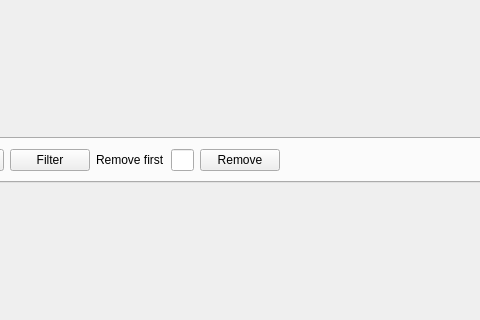
This is pyminflux/ui/analyzer.ui in bsse-scf/pyMINFLUX as Qt 5 draws it before an edit; both pictures show x 478 to 958 and y 252 to 572 of the 1050 by 800 pixel window. The edited form follows.
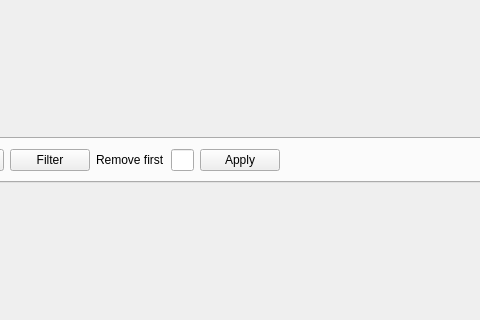
This is the edited form. The open tabs and pages were chosen to show the change.

Commit message: Apply localization removal with respect to processed dataframe rather than filtered

```diff
--- a/pyminflux/ui/analyzer.ui
+++ b/pyminflux/ui/analyzer.ui
@@ -347,7 +347,7 @@
        <item>
         <widget class="QPushButton" name="pbTrLenRemoveFirst">
          <property name="text">
-          <string>Remove</string>
+          <string>Apply</string>
          </property>
         </widget>
        </item>
```
The commit also changes 3 other files.
